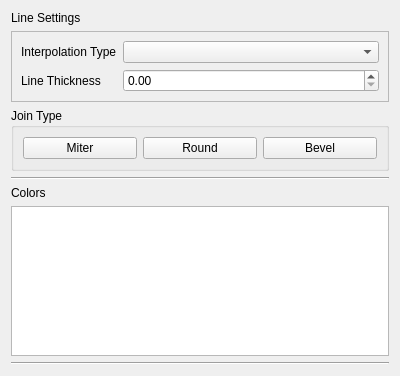
Qt form hexmap_qt/hexmap_widgets/spline_settings_widget.ui (mflagel/asdf_multiplat) before a commit.
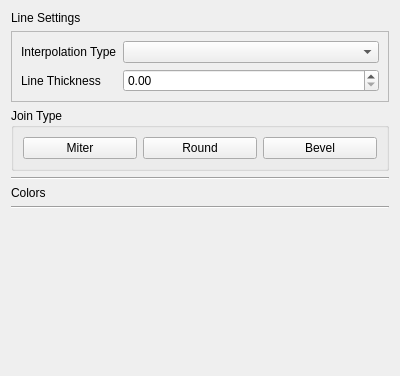
The same form after that commit.

Commit message: spline settings widget now has a color wheel and color preview widget to be used for setting spline color

```diff
--- a/hexmap_qt/hexmap_widgets/spline_settings_widget.ui
+++ b/hexmap_qt/hexmap_widgets/spline_settings_widget.ui
@@ -98,7 +98,7 @@
     </widget>
    </item>
    <item>
-    <widget class="QListView" name="ColorList"/>
+    <layout class="QVBoxLayout" name="colors_layout"/>
    </item>
    <item>
     <widget class="Line" name="line_2">
```
The commit also changes 2 other files.
